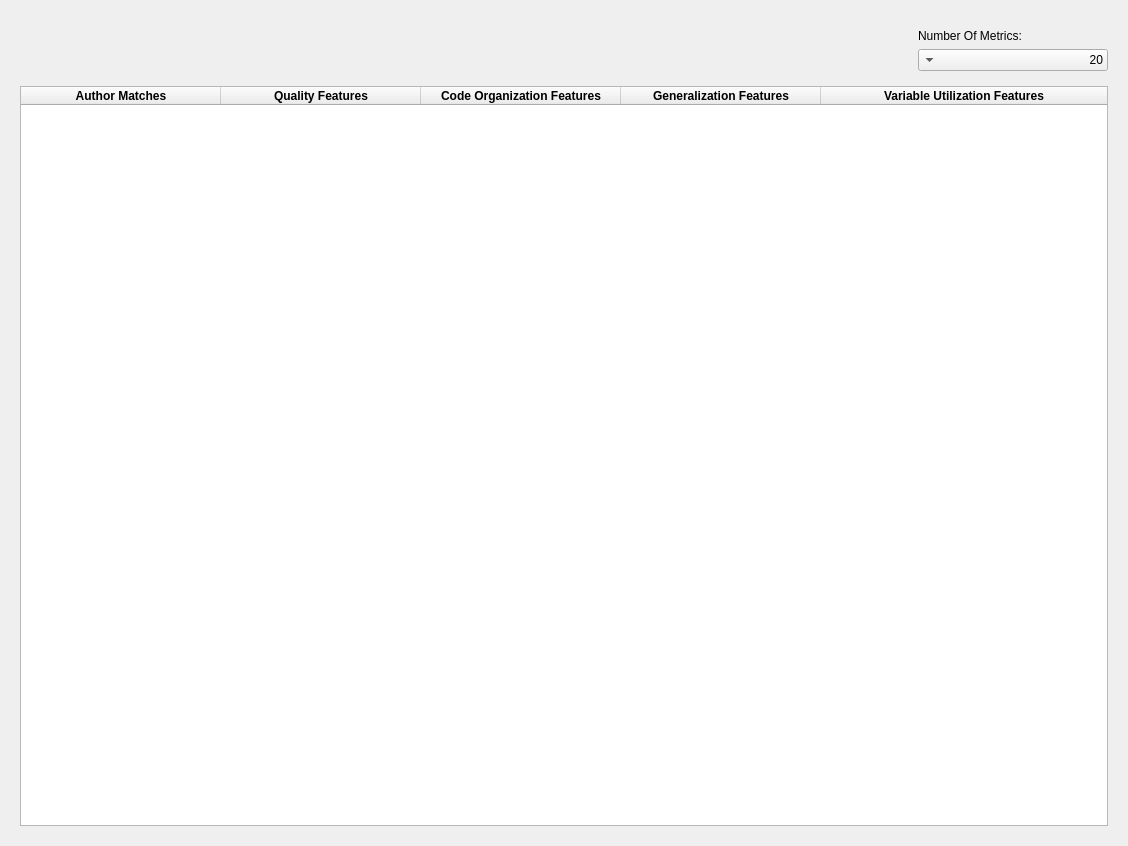
This is BinAuthorPlugin/Views/UI/MetricsView.ui in g4hsean/BinAuthor as Qt 5 draws it before an edit. The edited form follows.
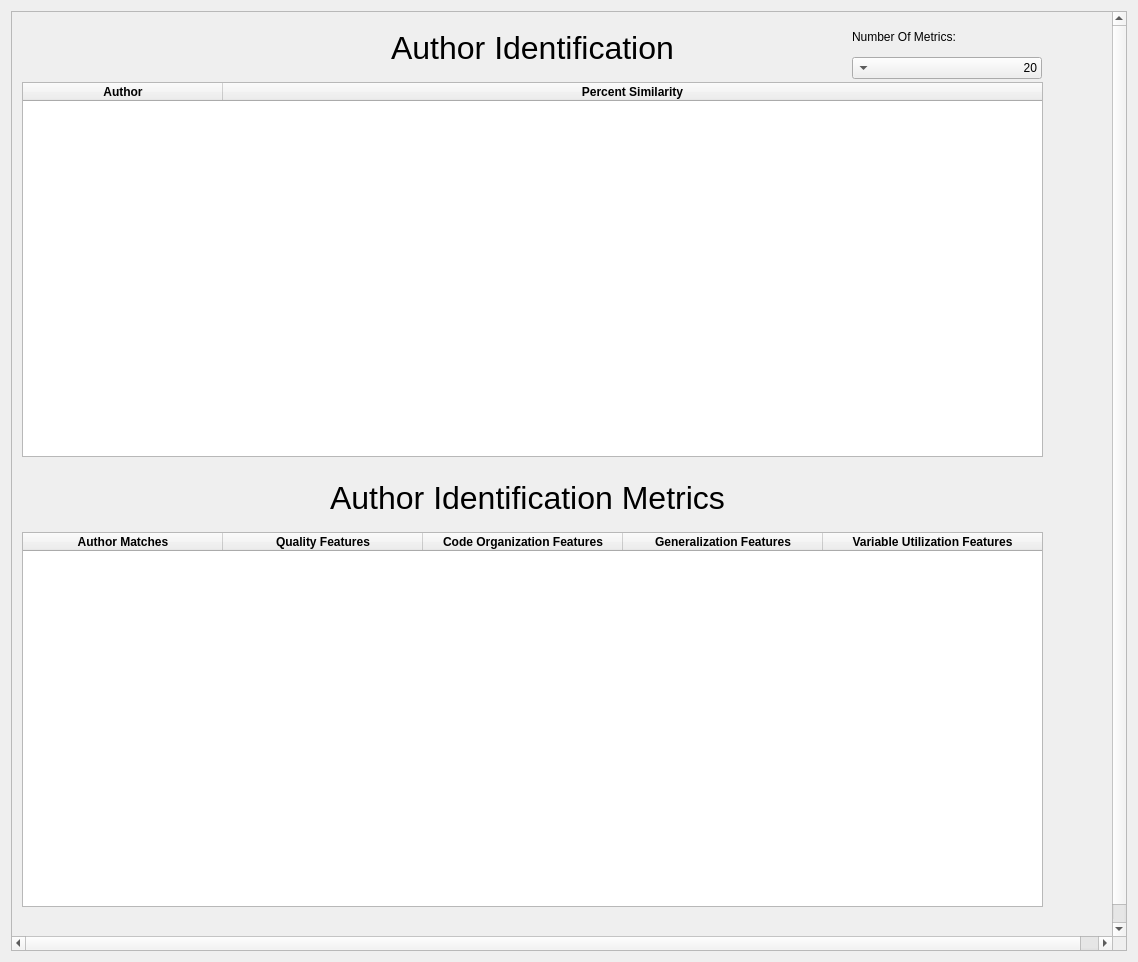
This is the edited form.

Commit message: Cleaned up the UI for the Author Identification and combined Metric panel with Author Identification. Finally added dynamic calculation for author identification. Removed the Similarity Metric the menu since it was combined with author identification.

The edit to the form file:
```diff
--- a/BinAuthorPlugin/Views/UI/MetricsView.ui
+++ b/BinAuthorPlugin/Views/UI/MetricsView.ui
@@ -6,8 +6,8 @@
    <rect>
     <x>0</x>
     <y>0</y>
-    <width>1128</width>
-    <height>846</height>
+    <width>1138</width>
+    <height>962</height>
    </rect>
   </property>
   <property name="windowTitle">
@@ -16,27 +16,30 @@
   <layout class="QVBoxLayout" name="verticalLayout">
    <item>
     <widget class="QScrollArea" name="scrollArea">
-     <property name="frameShape">
-      <enum>QFrame::NoFrame</enum>
-     </property>
-     <property name="lineWidth">
-      <number>0</number>
+     <property name="enabled">
+      <bool>true</bool>
      </property>
      <property name="widgetResizable">
-      <bool>true</bool>
+      <bool>false</bool>
      </property>
      <widget class="QWidget" name="scrollAreaWidgetContents">
       <property name="geometry">
        <rect>
         <x>0</x>
         <y>0</y>
-        <width>1110</width>
-        <height>828</height>
+        <width>1118</width>
+        <height>942</height>
        </rect>
       </property>
-      <layout class="QGridLayout" name="gridLayout">
-       <item row="2" column="0">
-        <widget class="QWidget" name="widget" native="true">
+      <widget class="QWidget" name="widget_2" native="true">
+       <property name="geometry">
+        <rect>
+         <x>830</x>
+         <y>10</y>
+         <width>200</width>
+         <height>57</height>
+        </rect>
+       </property>
          <property name="minimumSize">
           <size>
            <width>0</width>
@@ -52,7 +55,7 @@
          <property name="layoutDirection">
           <enum>Qt::RightToLeft</enum>
          </property>
-         <layout class="QGridLayout" name="gridLayout_2">
+       <layout class="QGridLayout" name="gridLayout_6">
           <property name="leftMargin">
            <number>10</number>
           </property>
@@ -60,7 +63,7 @@
            <number>0</number>
           </property>
           <item row="0" column="0">
-           <widget class="QLabel" name="label">
+         <widget class="QLabel" name="label_5">
             <property name="maximumSize">
              <size>
               <width>200</width>
@@ -92,9 +95,62 @@
           </item>
          </layout>
         </widget>
-       </item>
-       <item row="3" column="0">
+      <widget class="QTableWidget" name="tableWidget_2">
+       <property name="geometry">
+        <rect>
+         <x>10</x>
+         <y>70</y>
+         <width>1021</width>
+         <height>375</height>
+        </rect>
+       </property>
+       <property name="rowCount">
+        <number>0</number>
+       </property>
+       <attribute name="horizontalHeaderVisible">
+        <bool>true</bool>
+       </attribute>
+       <attribute name="horizontalHeaderCascadingSectionResizes">
+        <bool>true</bool>
+       </attribute>
+       <attribute name="horizontalHeaderDefaultSectionSize">
+        <number>200</number>
+       </attribute>
+       <attribute name="horizontalHeaderStretchLastSection">
+        <bool>true</bool>
+       </attribute>
+       <column>
+        <property name="text">
+         <string>Author</string>
+        </property>
+        <property name="font">
+         <font>
+          <weight>75</weight>
+          <bold>true</bold>
+         </font>
+        </property>
+       </column>
+       <column>
+        <property name="text">
+         <string>Percent Similarity</string>
+        </property>
+        <property name="font">
+         <font>
+          <weight>75</weight>
+          <bold>true</bold>
+         </font>
+        </property>
+       </column>
+      </widget>
         <widget class="QTableWidget" name="tableWidget">
+       <property name="geometry">
+        <rect>
+         <x>10</x>
+         <y>520</y>
+         <width>1021</width>
+         <height>375</height>
+        </rect>
+       </property>
          <property name="rowCount">
           <number>0</number>
          </property>
@@ -166,8 +222,53 @@
           </property>
          </column>
         </widget>
-       </item>
-      </layout>
+      <widget class="QLabel" name="label">
+       <property name="geometry">
+        <rect>
+         <x>340</x>
+         <y>20</y>
+         <width>361</width>
+         <height>31</height>
+        </rect>
+       </property>
+       <property name="font">
+        <font>
+         <pointsize>24</pointsize>
+        </font>
+       </property>
+       <property name="text">
+        <string>Author Identification</string>
+       </property>
+       <property name="alignment">
+        <set>Qt::AlignCenter</set>
+       </property>
+      </widget>
+      <widget class="QLabel" name="label_2">
+       <property name="geometry">
+        <rect>
+         <x>270</x>
+         <y>470</y>
+         <width>491</width>
+         <height>31</height>
+        </rect>
+       </property>
+       <property name="font">
+        <font>
+         <pointsize>24</pointsize>
+        </font>
+       </property>
+       <property name="text">
+        <string>Author Identification Metrics</string>
+       </property>
+       <property name="alignment">
+        <set>Qt::AlignCenter</set>
+       </property>
+      </widget>
+      <zorder>widget_2</zorder>
+      <zorder>tableWidget_2</zorder>
+      <zorder>label</zorder>
+      <zorder>label_2</zorder>
+      <zorder>tableWidget</zorder>
      </widget>
     </widget>
    </item>
```
Left out of the diff: 2 changed lines with no effect on the pictures. Lines whose indentation alone changed are shown as unchanged. The commit also changes 2 other files.
